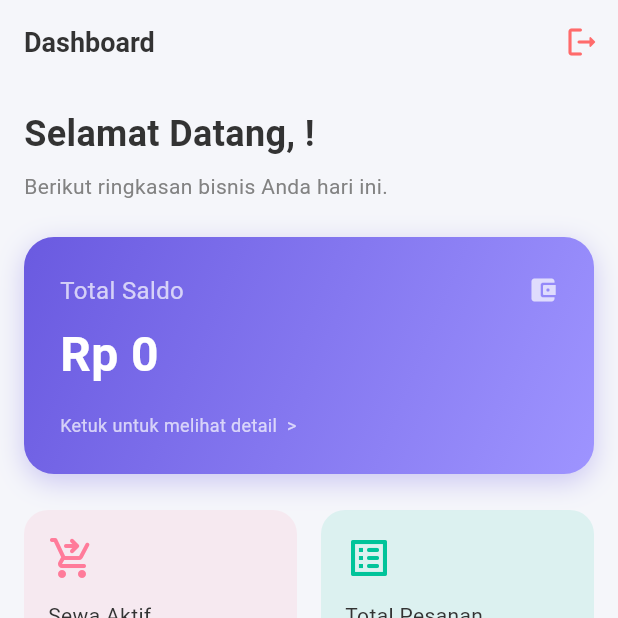
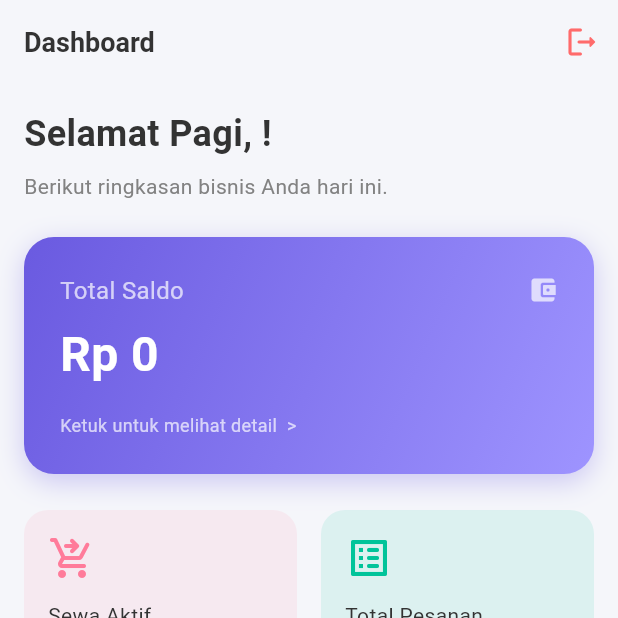
Before and after one commit to zahynadhirnashrullah/annibagift, a Flutter app: the DashboardScreen screen opened directly with empty values, on a phone screen of 412 x 824 dp, the top half of it. Run offline on Flutter 3.47's test engine with Material 3 defaults, Android fonts, the phone set to English and light mode, and no system bars; our stand-ins replace cloud_firestore, firebase_auth, firebase_core, firebase_database, googleapis_auth; missing offline and left inert: bcrypt; accounts and stored records are empty; Roboto replaces fonts that are missing (Poppins).

Commit message:
ucapan selamat

```diff
--- a/lib/pages/dashboard.dart
+++ b/lib/pages/dashboard.dart
@@ -34,6 +34,15 @@ class DashboardScreen extends StatelessWidget {
 
   @override
   Widget build(BuildContext context) {
+    String _timeGreeting() {
+      final now = DateTime.now();
+      final hour = now.hour;
+      if (hour >= 4 && hour <= 10) return 'Selamat Pagi';
+      if (hour >= 11 && hour <= 14) return 'Selamat Siang';
+      if (hour >= 15 && hour <= 17) return 'Selamat Sore';
+      return 'Selamat Malam';
+    }
+
     return Scaffold(
       appBar: AppBar(
         title: const Text("Dashboard"),
@@ -83,8 +92,8 @@ class DashboardScreen extends StatelessWidget {
       body: ListView(
         padding: const EdgeInsets.all(16),
         children: [
-          Text("Selamat Datang, ${currentUser.username}!",
-              style: AppTextStyles.heading1),
+      Text("${_timeGreeting()}, ${currentUser.username}!",
+        style: AppTextStyles.heading1),
           const SizedBox(height: 8),
           const Text("Berikut ringkasan bisnis Anda hari ini.",
               style: AppTextStyles.body),
```
